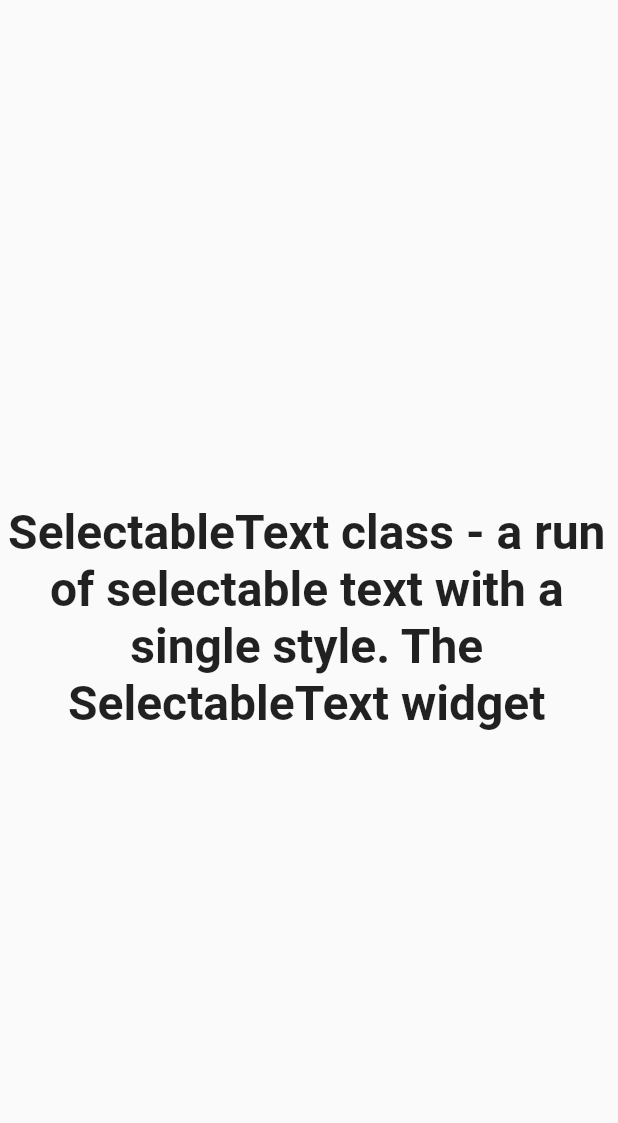
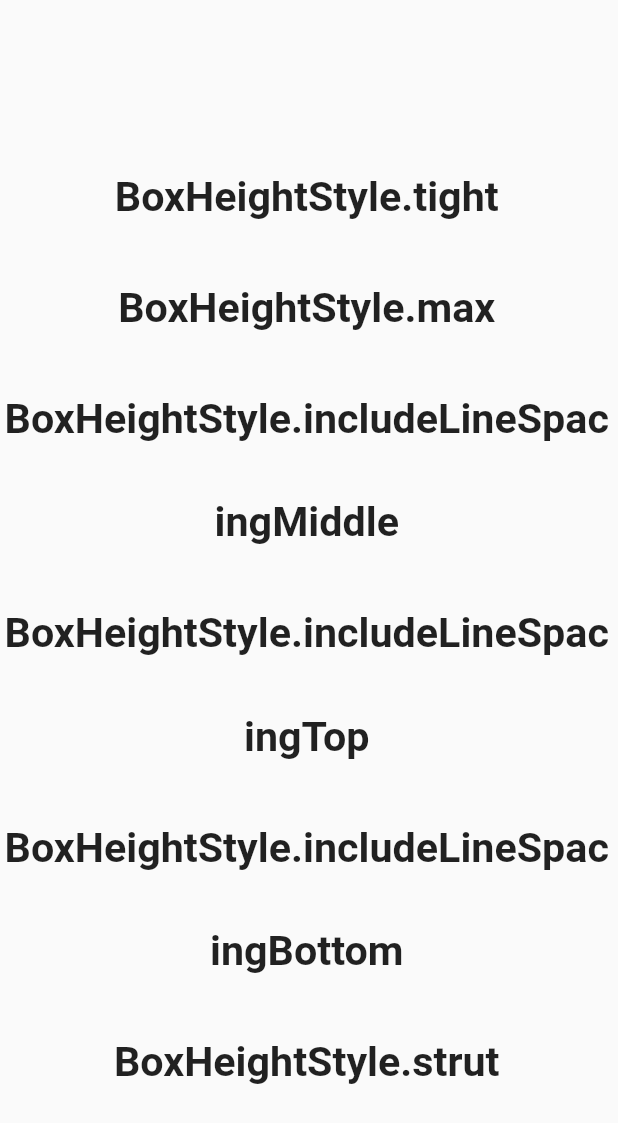
Before and after one commit to cosmicSigma/flutter_application_7, a Flutter app: the screen it shows after launch, on a phone screen of 412 x 824 dp. Shown: the top 1123 px of the screen. Run offline on Flutter 3.47's test engine with Material 2 defaults, Android fonts, the phone set to English and light mode, and no system bars.

Commit message:
boxheightStyle

```diff
--- a/lib/main.dart
+++ b/lib/main.dart
@@ -1,3 +1,4 @@
+import 'dart:ui';
 import 'package:flutter/material.dart';
 
 void main() {
@@ -20,18 +21,28 @@ class HomePage extends StatelessWidget {
 
   @override
   Widget build(BuildContext context) {
-    return  const Scaffold(
+    return Scaffold(
       body: SafeArea(
         child: Center(
-          child: SelectableText(
-            'SelectableText class - a run of selectable text with a single style. The SelectableText widget displays a string of text with a single style. The string might break across multiple lines or might all be displayed on the same line depending on the layout constraints.',
-            textAlign: TextAlign.center,
-            style: TextStyle(
-              fontWeight: FontWeight.bold,
-              fontSize: 32,
-            ),
-            minLines: 2,
-            maxLines: 4,
+          child: Column(
+            mainAxisSize: MainAxisSize.min,
+            children: BoxHeightStyle.values.map((boxHeightStyle) {
+              return  Column(
+                children: [
+                  SelectableText(
+                    "$boxHeightStyle",
+                    textAlign: TextAlign.center,
+                    style: const TextStyle(
+                      height: 2.5,
+                      fontWeight: FontWeight.bold,
+                      fontSize: 27.5,
+                    ),
+                    selectionHeightStyle: boxHeightStyle,
+                  ),
+                  const SizedBox(height: 5,),
+                ],
+              );
+            }).toList(),
           ),
         ),
       ),
```
